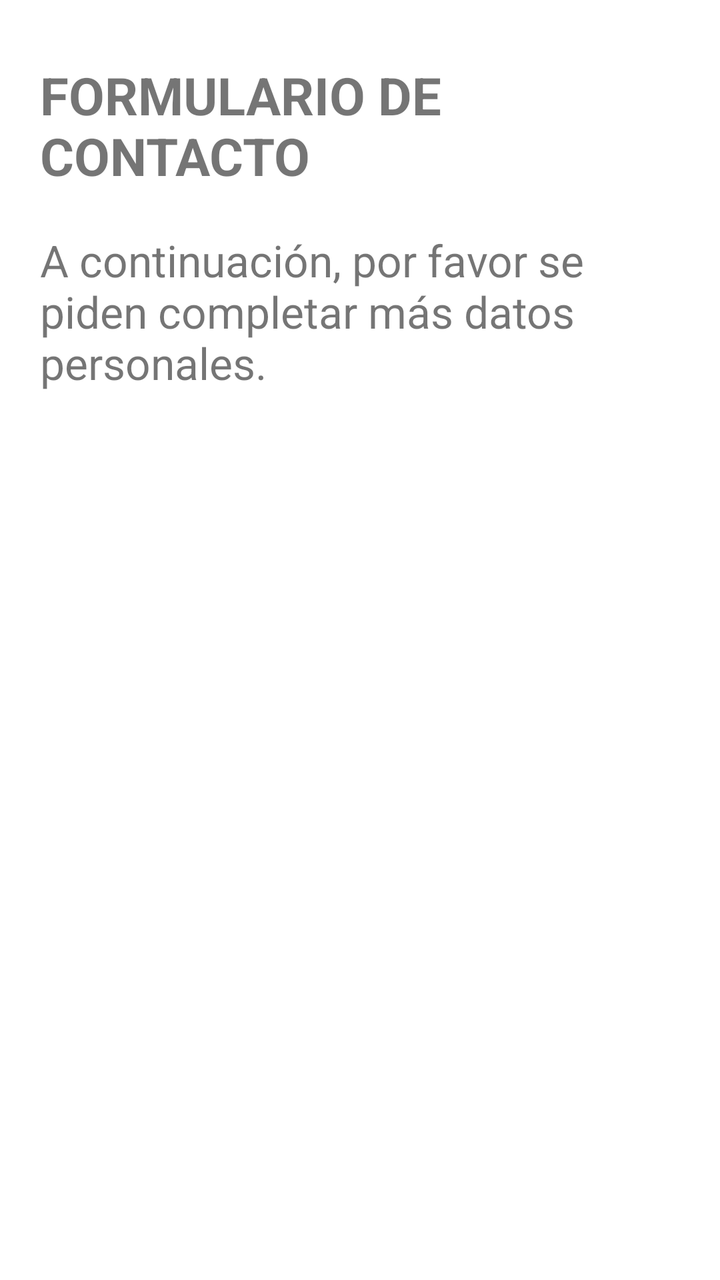
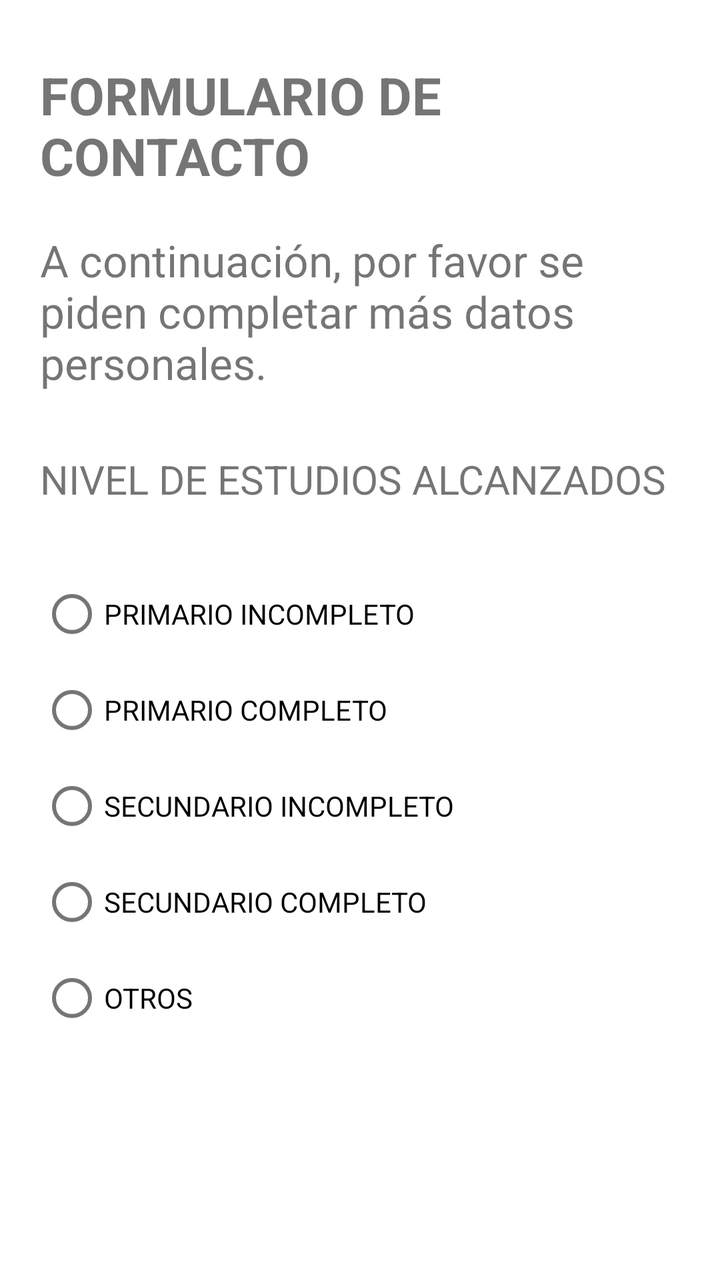

Screens rendered from an Android XML layout before and after an edit, with the pre-edit source and the edit as a unified diff.
<!-- AndroidManifest.xml: application theme Theme.MaterialComponents.DayNight.DarkActionBar -->
<!-- res/layout/fragment_intereses_estudio.xml -->
<?xml version="1.0" encoding="utf-8"?>
<ScrollView xmlns:android="http://schemas.android.com/apk/res/android"
    xmlns:app="http://schemas.android.com/apk/res-auto"

    xmlns:tools="http://schemas.android.com/tools"
    android:layout_width="match_parent"
    android:layout_height="match_parent"
    tools:context=".FragmentDatosPersonales">

    <LinearLayout
        android:layout_width="match_parent"
        android:layout_height="wrap_content"
        android:layout_margin="20dp"
        android:orientation="vertical">

        <TextView
            android:id="@+id/textView_formulario"
            android:layout_width="match_parent"
            android:layout_height="wrap_content"
            android:layout_marginTop="10dp"
            android:layout_marginBottom="20dp"
            android:textSize="26sp"
            android:text="@string/title"
            android:textStyle="bold" />

        <TextView
            android:id="@+id/textView_formulario_contactos"
            android:layout_width="match_parent"
            android:layout_height="wrap_content"
            android:text="@string/texto_secundario"
            android:textSize="22dp" />


    </LinearLayout>
</ScrollView>
<!-- resources referenced by this layout -->
<resources>
  <string name="texto_secundario">A continuación, por favor se piden completar más datos personales.</string>
  <string name="title">FORMULARIO DE CONTACTO</string>
</resources>

<!-- the commit's change to res/layout/fragment_intereses_estudio.xml (unified diff, before → after) -->
@@ -30,6 +30,50 @@
             android:text="@string/texto_secundario"
             android:textSize="22dp" />
 
+        <TextView
+            android:id="@+id/textViewNivelEstudio"
+            android:layout_width="match_parent"
+            android:layout_height="wrap_content"
+            android:layout_marginVertical="30dp"
+            android:text="NIVEL DE ESTUDIOS ALCANZADOS"
+            android:textSize="20sp" />
+
+        <RadioGroup
+            android:id="@+id/Group_Niveles_Estudio"
+            android:layout_width="match_parent"
+            android:layout_height="match_parent" >
+
+            <RadioButton
+                android:id="@+id/rb_PrimIncompleto"
+                android:layout_width="match_parent"
+                android:layout_height="wrap_content"
+                android:text="PRIMARIO INCOMPLETO" />
+
+            <RadioButton
+                android:id="@+id/rb_PrimCompleto"
+                android:layout_width="match_parent"
+                android:layout_height="wrap_content"
+                android:text="PRIMARIO COMPLETO" />
+
+            <RadioButton
+                android:id="@+id/rb_SecuIncompleto"
+                android:layout_width="match_parent"
+                android:layout_height="wrap_content"
+                android:text="SECUNDARIO INCOMPLETO" />
+
+            <RadioButton
+                android:id="@+id/rb_SecuCompleto"
+                android:layout_width="match_parent"
+                android:layout_height="wrap_content"
+                android:text="SECUNDARIO COMPLETO" />
+
+            <RadioButton
+                android:id="@+id/rb_Otros"
+                android:layout_width="match_parent"
+                android:layout_height="wrap_content"
+                android:text="OTROS" />
+
+        </RadioGroup>
 
     </LinearLayout>
 </ScrollView>
